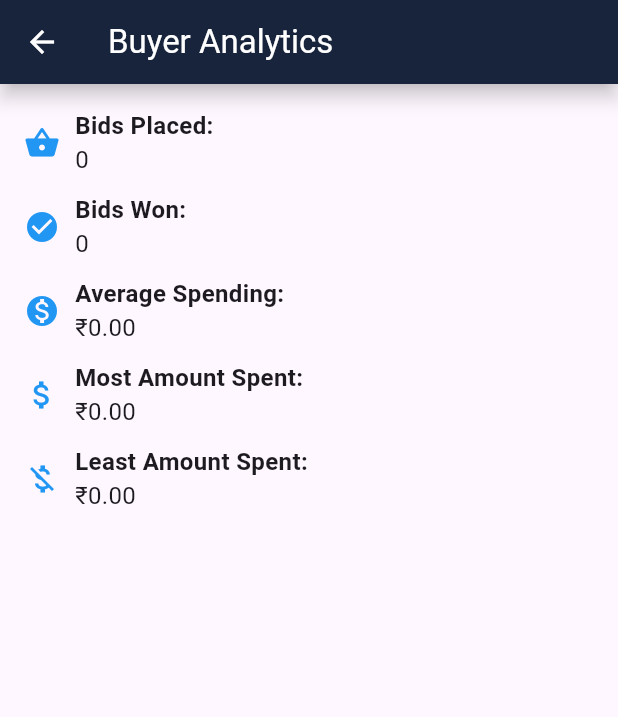
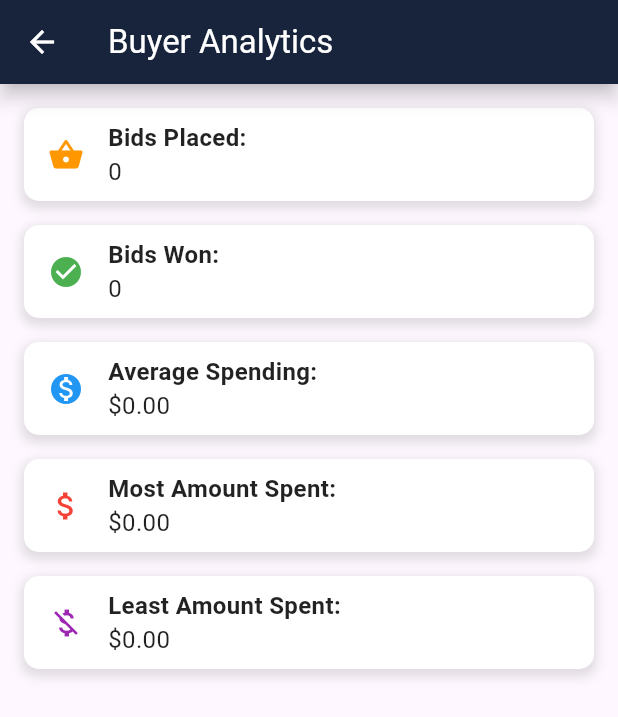
Before and after one commit to KushAgrawal1404/FishLink, a Flutter app: the BuyerAnalyticsPage screen opened by its route, on a phone screen of 412 x 824 dp. Shown: the top 717 px of the screen. Run offline on Flutter 3.47's test engine with Material 3 defaults, Android fonts, the phone set to English and light mode, and no system bars; our stand-ins replace flutter_rating_bar, image_picker, shared_preferences; missing offline and left inert: onesignal_flutter; accounts and stored records are empty; network calls fail.

Commit message:
buyer_analytics

```diff
--- a/lib/screens/buyerAnalytics.dart
+++ b/lib/screens/buyerAnalytics.dart
@@ -54,6 +54,7 @@ class _BuyerAnalyticsPageState extends State<BuyerAnalyticsPage> {
     return Scaffold(
       appBar: AppBar(
         title: const Text('Buyer Analytics'),
+        backgroundColor: Color(0xff0f1f30), // Set the previous app bar background color
       ),
       body: Padding(
         padding: const EdgeInsets.all(16.0),
@@ -61,35 +62,80 @@ class _BuyerAnalyticsPageState extends State<BuyerAnalyticsPage> {
           crossAxisAlignment: CrossAxisAlignment.start,
           children: [
             _buildAnalyticsItem(
-                Icons.shopping_basket, 'Bids Placed:', bidsPlaced.toString()),
+              Icons.shopping_basket,
+              'Bids Placed:',
+              bidsPlaced.toString(),
+              Colors.orange,
+            ),
             _buildAnalyticsItem(
-                Icons.check_circle, 'Bids Won:', bidsWon.toString()),
-            _buildAnalyticsItem(Icons.monetization_on, 'Average Spending:',
-                '\₹${averageSpending.toStringAsFixed(2)}'),
-            _buildAnalyticsItem(Icons.attach_money, 'Most Amount Spent:',
-                '\₹${mostAmountSpent.toStringAsFixed(2)}'),
-            _buildAnalyticsItem(Icons.money_off, 'Least Amount Spent:',
-                '\₹${leastAmountSpent.toStringAsFixed(2)}'),
+              Icons.check_circle,
+              'Bids Won:',
+              bidsWon.toString(),
+              Colors.green,
+            ),
+            _buildAnalyticsItem(
+              Icons.monetization_on,
+              'Average Spending:',
+              '\$${averageSpending.toStringAsFixed(2)}',
+              Colors.blue,
+            ),
+            _buildAnalyticsItem(
+              Icons.attach_money,
+              'Most Amount Spent:',
+              '\$${mostAmountSpent.toStringAsFixed(2)}',
+              Colors.red,
+            ),
+            _buildAnalyticsItem(
+              Icons.money_off,
+              'Least Amount Spent:',
+              '\$${leastAmountSpent.toStringAsFixed(2)}',
+              Colors.purple,
+            ),
           ],
         ),
       ),
     );
   }
 
-  Widget _buildAnalyticsItem(IconData icon, String label, String value) {
+  Widget _buildAnalyticsItem(
+      IconData icon, String label, String value, Color color) {
     return Container(
-      margin: const EdgeInsets.only(bottom: 10),
+      padding: const EdgeInsets.symmetric(vertical: 8.0, horizontal: 16.0),
+      decoration: BoxDecoration(
+        color: Colors.white,
+        borderRadius: BorderRadius.circular(10.0),
+        boxShadow: [
+          BoxShadow(
+            color: Colors.grey.withOpacity(0.3),
+            spreadRadius: 2,
+            blurRadius: 5,
+            offset: const Offset(0, 3),
+          ),
+        ],
+      ),
+      margin: const EdgeInsets.only(bottom: 16.0),
       child: Row(
         children: [
-          Icon(icon, color: Colors.blue),
-          const SizedBox(width: 10),
+          Icon(icon, color: color),
+          const SizedBox(width: 16.0),
           Column(
             crossAxisAlignment: CrossAxisAlignment.start,
             children: [
-              Text(label,
-                  style: const TextStyle(
-                      fontSize: 16, fontWeight: FontWeight.bold)),
-              Text(value, style: const TextStyle(fontSize: 16)),
+              Text(
+                label,
+                style: TextStyle(
+                  fontSize: 16,
+                  fontWeight: FontWeight.bold,
+                  color: Colors.black87,
+                ),
+              ),
+              Text(
+                value,
+                style: TextStyle(
+                  fontSize: 16,
+                  color: Colors.black87,
+                ),
+              ),
             ],
           ),
         ],
--- a/lib/utils/api.dart
+++ b/lib/utils/api.dart
@@ -1,5 +1,5 @@
 class Api {
-  static const String baseUrl = 'http://192.168.137.1:5000';
+  static const String baseUrl = 'http://172.16.255.34:5000';
   static const String loginUrl = '$baseUrl/api/login';
   static const String signupPath = '$baseUrl/api/signup';
   static const String forgotPasswordUrl = '$baseUrl/api/forgot-password';
```
